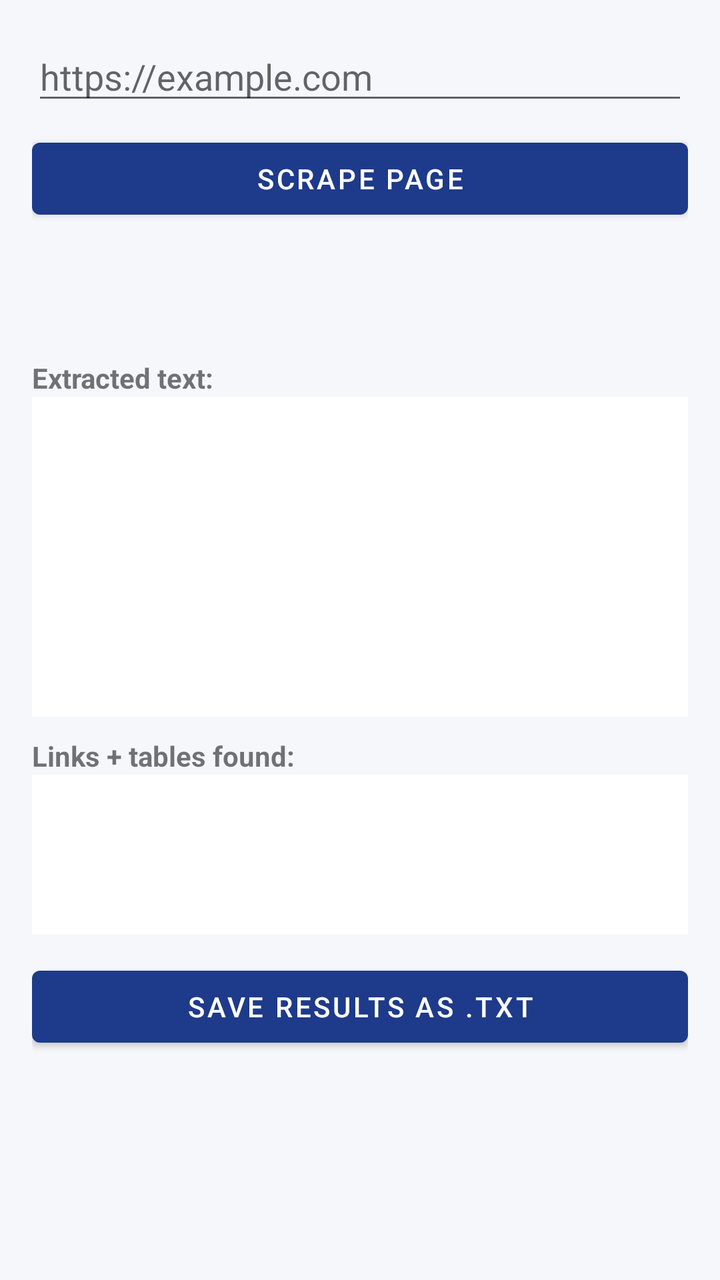
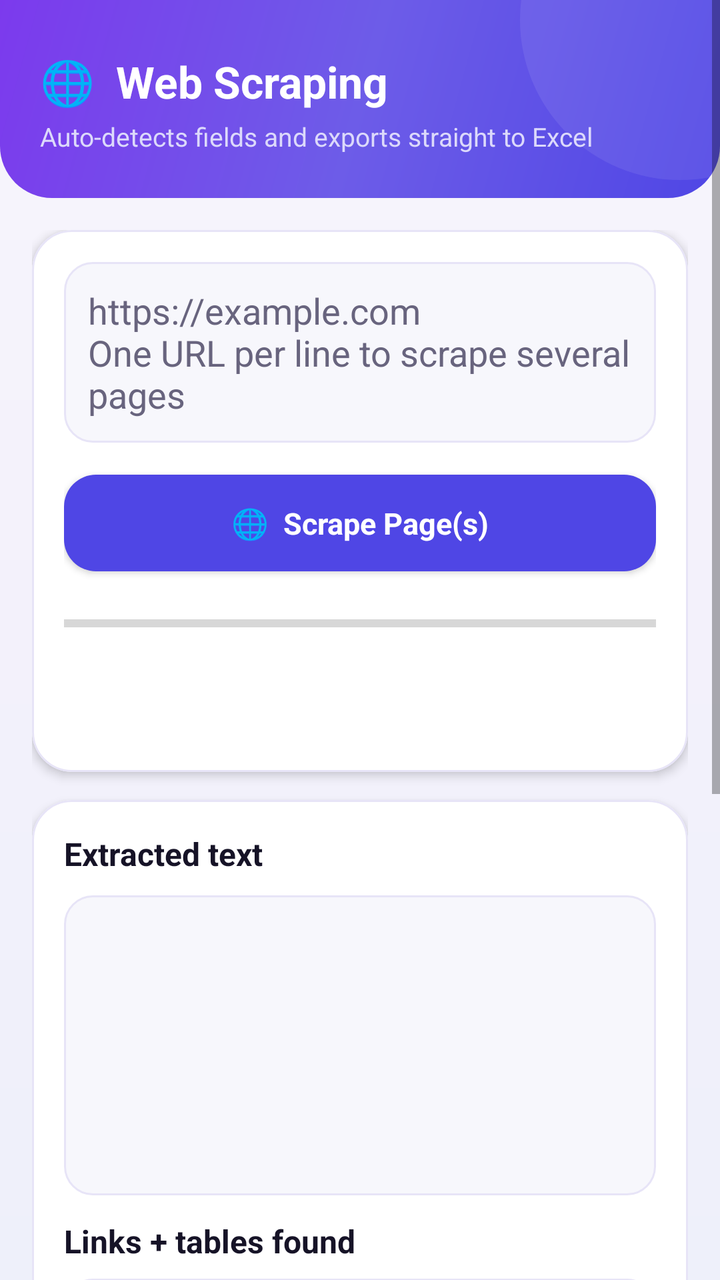

The first picture is an Android layout as it rendered before a commit; the second is the same layout after the commit. The layout source and the unified diff follow.
<!-- AndroidManifest.xml: application theme Theme.DataToolkit -->
<!-- res/layout/activity_web_scraping.xml -->
<?xml version="1.0" encoding="utf-8"?>
<ScrollView xmlns:android="http://schemas.android.com/apk/res/android"
    android:layout_width="match_parent"
    android:layout_height="match_parent"
    android:background="@color/background">

    <LinearLayout
        android:layout_width="match_parent"
        android:layout_height="wrap_content"
        android:orientation="vertical"
        android:padding="16dp">

        <EditText
            android:id="@+id/etUrl"
            android:layout_width="match_parent"
            android:layout_height="wrap_content"
            android:hint="https://example.com"
            android:inputType="textUri" />

        <com.google.android.material.button.MaterialButton
            android:id="@+id/btnScrape"
            android:layout_width="match_parent"
            android:layout_height="wrap_content"
            android:layout_marginTop="8dp"
            android:text="Scrape Page" />

        <TextView android:id="@+id/tvStatus" android:layout_width="match_parent" android:layout_height="wrap_content"
            android:layout_marginTop="10dp" android:textColor="@color/text_secondary" />

        <TextView android:id="@+id/tvTitle" android:layout_width="match_parent" android:layout_height="wrap_content"
            android:layout_marginTop="8dp" android:textStyle="bold" android:textColor="@color/text_primary" />

        <TextView android:layout_width="wrap_content" android:layout_height="wrap_content"
            android:layout_marginTop="10dp" android:text="Extracted text:" android:textStyle="bold" />
        <EditText
            android:id="@+id/etText"
            android:layout_width="match_parent"
            android:layout_height="160dp"
            android:background="@color/surface"
            android:gravity="top|start"
            android:inputType="textMultiLine"
            android:padding="10dp" />

        <TextView android:layout_width="wrap_content" android:layout_height="wrap_content"
            android:layout_marginTop="10dp" android:text="Links + tables found:" android:textStyle="bold" />
        <TextView
            android:id="@+id/tvLinks"
            android:layout_width="match_parent"
            android:layout_height="wrap_content"
            android:minHeight="80dp"
            android:background="@color/surface"
            android:fontFamily="monospace"
            android:padding="10dp"
            android:textSize="12sp" />

        <com.google.android.material.button.MaterialButton
            android:id="@+id/btnSave"
            android:layout_width="match_parent"
            android:layout_height="wrap_content"
            android:layout_marginTop="12dp"
            android:text="Save results as .txt" />

    </LinearLayout>
</ScrollView>
<!-- resources referenced by this layout -->
<resources>
  <color name="background">#F5F7FA</color>
  <color name="text_primary">#1A1A1A</color>
  <color name="text_secondary">#6B7280</color>
  <style name="Theme.DataToolkit" parent="Theme.MaterialComponents.DayNight.NoActionBar">
          <item name="colorPrimary">@color/primary</item>
          <item name="colorPrimaryDark">@color/primary_dark</item>
          <item name="colorAccent">@color/accent</item>
          <item name="android:windowBackground">@color/background</item>
          <item name="android:statusBarColor">@color/primary_dark</item>
      </style>
  <color name="primary">#1E3A8A</color>
  <color name="primary_dark">#152A63</color>
  <!-- unchanged entries left out for length: 2 -->
</resources>

<!-- the commit's change to res/layout/activity_web_scraping.xml (unified diff, before → after) -->
@@ -2,63 +2,131 @@
 <ScrollView xmlns:android="http://schemas.android.com/apk/res/android"
     android:layout_width="match_parent"
     android:layout_height="match_parent"
-    android:background="@color/background">
+    android:clipToPadding="false">
 
     <LinearLayout
         android:layout_width="match_parent"
         android:layout_height="wrap_content"
-        android:orientation="vertical"
-        android:padding="16dp">
+        android:orientation="vertical">
 
-        <EditText
-            android:id="@+id/etUrl"
+        <FrameLayout
             android:layout_width="match_parent"
             android:layout_height="wrap_content"
-            android:hint="https://example.com"
-            android:inputType="textUri" />
+            android:background="@drawable/bg_header_flat"
+            android:paddingStart="20dp" android:paddingEnd="20dp"
+            android:paddingTop="26dp" android:paddingBottom="22dp">
+            <LinearLayout android:layout_width="match_parent" android:layout_height="wrap_content" android:orientation="vertical">
+                <TextView android:layout_width="wrap_content" android:layout_height="wrap_content"
+                    android:text="🌐  Web Scraping" android:textColor="@color/text_on_primary" android:textSize="22sp" android:textStyle="bold" />
+                <TextView android:layout_width="wrap_content" android:layout_height="wrap_content" android:layout_marginTop="4dp"
+                    android:text="Auto-detects fields and exports straight to Excel" android:textColor="@color/text_on_primary_muted" android:textSize="13sp" />
+            </LinearLayout>
+        </FrameLayout>
 
-        <com.google.android.material.button.MaterialButton
-            android:id="@+id/btnScrape"
+        <LinearLayout
             android:layout_width="match_parent"
             android:layout_height="wrap_content"
-            android:layout_marginTop="8dp"
-            android:text="Scrape Page" />
+            android:orientation="vertical"
+            android:padding="16dp">
 
-        <TextView android:id="@+id/tvStatus" android:layout_width="match_parent" android:layout_height="wrap_content"
-            android:layout_marginTop="10dp" android:textColor="@color/text_secondary" />
+            <com.google.android.material.card.MaterialCardView style="@style/Widget.App.Card" android:layout_width="match_parent" android:layout_height="wrap_content" android:layout_marginBottom="14dp">
+                <LinearLayout android:layout_width="match_parent" android:layout_height="wrap_content" android:orientation="vertical">
+                    <EditText
+                        android:id="@+id/etUrl"
+                        android:layout_width="match_parent"
+                        android:layout_height="wrap_content"
+                        android:minLines="1"
+                        android:maxLines="5"
+                        android:background="@drawable/bg_input_field_focused"
+                        android:hint="https://example.com&#10;One URL per line to scrape several pages"
+                        android:textColorHint="@color/text_secondary"
+                        android:inputType="textUri|textMultiLine" />
 
-        <TextView android:id="@+id/tvTitle" android:layout_width="match_parent" android:layout_height="wrap_content"
-            android:layout_marginTop="8dp" android:textStyle="bold" android:textColor="@color/text_primary" />
+                    <com.google.android.material.button.MaterialButton
+                        android:id="@+id/btnScrape"
+                        style="@style/Widget.App.Button.Primary"
+                        android:layout_width="match_parent"
+                        android:layout_height="wrap_content"
+                        android:layout_marginTop="10dp"
+                        android:text="🌐  Scrape Page(s)" />
 
-        <TextView android:layout_width="wrap_content" android:layout_height="wrap_content"
-            android:layout_marginTop="10dp" android:text="Extracted text:" android:textStyle="bold" />
-        <EditText
-            android:id="@+id/etText"
-            android:layout_width="match_parent"
-            android:layout_height="160dp"
-            android:background="@color/surface"
-            android:gravity="top|start"
-            android:inputType="textMultiLine"
-            android:padding="10dp" />
+                    <ProgressBar
+                        android:id="@+id/progressBar"
+                        style="?android:attr/progressBarStyleHorizontal"
+                        android:layout_width="match_parent"
+                        android:layout_height="wrap_content"
+                        android:layout_marginTop="12dp"
+                        android:progressTint="@color/primary"
+                        android:max="100" />
 
-        <TextView android:layout_width="wrap_content" android:layout_height="wrap_content"
-            android:layout_marginTop="10dp" android:text="Links + tables found:" android:textStyle="bold" />
-        <TextView
-            android:id="@+id/tvLinks"
-            android:layout_width="match_parent"
-            android:layout_height="wrap_content"
-            android:minHeight="80dp"
-            android:background="@color/surface"
-            android:fontFamily="monospace"
-            android:padding="10dp"
-            android:textSize="12sp" />
+                    <TextView android:id="@+id/tvStatus" android:layout_width="match_parent" android:layout_height="wrap_content"
+                        android:layout_marginTop="10dp" android:textColor="@color/text_secondary" android:textSize="12.5sp" />
 
-        <com.google.android.material.button.MaterialButton
-            android:id="@+id/btnSave"
-            android:layout_width="match_parent"
-            android:layout_height="wrap_content"
-            android:layout_marginTop="12dp"
-            android:text="Save results as .txt" />
+                    <TextView android:id="@+id/tvTitle" android:layout_width="match_parent" android:layout_height="wrap_content"
+                        android:layout_marginTop="4dp" android:textStyle="bold" android:textColor="@color/text_primary" />
+                </LinearLayout>
+            </com.google.android.material.card.MaterialCardView>
 
+            <com.google.android.material.card.MaterialCardView style="@style/Widget.App.Card" android:layout_width="match_parent" android:layout_height="wrap_content" android:layout_marginBottom="14dp">
+                <LinearLayout android:layout_width="match_parent" android:layout_height="wrap_content" android:orientation="vertical">
+                    <TextView android:layout_width="wrap_content" android:layout_height="wrap_content"
+                        android:text="Extracted text" android:textAppearance="@style/TextAppearance.App.SectionTitle" />
+                    <EditText
+                        android:id="@+id/etText"
+                        android:layout_width="match_parent"
+                        android:layout_height="150dp"
+                        android:layout_marginTop="10dp"
+                        android:background="@drawable/bg_input_field_focused"
+                        android:gravity="top|start"
+                        android:textSize="13sp"
+                        android:inputType="textMultiLine" />
+
+                    <TextView android:layout_width="wrap_content" android:layout_height="wrap_content"
+                        android:layout_marginTop="12dp" android:text="Links + tables found" android:textAppearance="@style/TextAppearance.App.SectionTitle" />
+                    <TextView
+                        android:id="@+id/tvLinks"
+                        android:layout_width="match_parent"
+                        android:layout_height="wrap_content"
+                        android:layout_marginTop="8dp"
+                        android:minHeight="80dp"
+                        android:background="@drawable/bg_input_field"
+                        android:fontFamily="monospace"
+                        android:textSize="12sp" />
+                </LinearLayout>
+            </com.google.android.material.card.MaterialCardView>
+
+            <com.google.android.material.card.MaterialCardView style="@style/Widget.App.Card" android:layout_width="match_parent" android:layout_height="wrap_content" android:layout_marginBottom="14dp">
+                <LinearLayout android:layout_width="match_parent" android:layout_height="wrap_content" android:orientation="vertical">
+                    <TextView android:layout_width="wrap_content" android:layout_height="wrap_content"
+                        android:text="Auto-detected items" android:textAppearance="@style/TextAppearance.App.SectionTitle" />
+                    <TextView
+                        android:id="@+id/tvItemsPreview"
+                        android:layout_width="match_parent"
+                        android:layout_height="wrap_content"
+                        android:layout_marginTop="8dp"
+                        android:minHeight="60dp"
+                        android:background="@drawable/bg_input_field"
+                        android:fontFamily="monospace"
+                        android:textSize="12sp" />
+                </LinearLayout>
+            </com.google.android.material.card.MaterialCardView>
+
+            <com.google.android.material.button.MaterialButton
+                android:id="@+id/btnSaveXlsx"
+                style="@style/Widget.App.Button.Primary"
+                android:layout_width="match_parent"
+                android:layout_height="wrap_content"
+                android:layout_marginBottom="10dp"
+                android:enabled="false"
+                android:text="📊  Save As… (.xlsx)" />
+
+            <com.google.android.material.button.MaterialButton
+                android:id="@+id/btnSave"
+                style="@style/Widget.App.Button.Outlined"
+                android:layout_width="match_parent"
+                android:layout_height="wrap_content"
+                android:text="💾  Save As… (.txt)" />
+
+        </LinearLayout>
     </LinearLayout>
 </ScrollView>
<!-- resource entries referenced after the edit -->
@@ -1,17 +1,136 @@
 <!-- resources referenced by this layout -->
 <resources>
-  <color name="background">#F5F7FA</color>
-  <color name="text_primary">#1A1A1A</color>
-  <color name="text_secondary">#6B7280</color>
+  <color name="background">#F3F1FB</color>
+  <color name="text_primary">#161327</color>
+  <color name="text_secondary">#68647E</color>
+  <!-- drawable bg_header_flat (drawable) -->
+  <?xml version="1.0" encoding="utf-8"?>
+  <layer-list xmlns:android="http://schemas.android.com/apk/res/android">
+      <item>
+          <shape android:shape="rectangle">
+              <corners android:bottomLeftRadius="26dp" android:bottomRightRadius="26dp" />
+              <gradient
+                  android:type="linear"
+                  android:angle="135"
+                  android:startColor="@color/gradient_start"
+                  android:centerColor="@color/gradient_mid"
+                  android:endColor="@color/gradient_end" />
+          </shape>
+      </item>
+      <item android:gravity="top|end" android:width="160dp" android:height="160dp" android:top="-70dp" android:end="-60dp">
+          <shape android:shape="oval">
+              <solid android:color="#14FFFFFF" />
+          </shape>
+      </item>
+  </layer-list>
+  <!-- drawable bg_input_field (drawable) -->
+  <?xml version="1.0" encoding="utf-8"?>
+  <shape xmlns:android="http://schemas.android.com/apk/res/android" android:shape="rectangle">
+      <solid android:color="@color/surface_muted" />
+      <stroke android:width="1dp" android:color="@color/stroke" />
+      <corners android:radius="14dp" />
+      <padding android:left="12dp" android:top="12dp" android:right="12dp" android:bottom="12dp" />
+  </shape>
+  <!-- drawable bg_input_field_focused (drawable) -->
+  <?xml version="1.0" encoding="utf-8"?>
+  <selector xmlns:android="http://schemas.android.com/apk/res/android">
+      <item android:state_focused="true">
+          <shape android:shape="rectangle">
+              <solid android:color="@color/surface" />
+              <stroke android:width="1.5dp" android:color="@color/primary" />
+              <corners android:radius="14dp" />
+              <padding android:left="12dp" android:top="12dp" android:right="12dp" android:bottom="12dp" />
+          </shape>
+      </item>
+      <item>
+          <shape android:shape="rectangle">
+              <solid android:color="@color/surface_muted" />
+              <stroke android:width="1dp" android:color="@color/stroke" />
+              <corners android:radius="14dp" />
+              <padding android:left="12dp" android:top="12dp" android:right="12dp" android:bottom="12dp" />
+          </shape>
+      </item>
+  </selector>
+  <style name="TextAppearance.App.SectionTitle">
+          <item name="android:textColor">@color/text_primary</item>
+          <item name="android:textStyle">bold</item>
+          <item name="android:textSize">16sp</item>
+      </style>
+  <style name="Widget.App.Button.Outlined" parent="Widget.MaterialComponents.Button.OutlinedButton">
+          <item name="strokeColor">@color/stroke</item>
+          <item name="strokeWidth">1.5dp</item>
+          <item name="cornerRadius">16dp</item>
+          <item name="android:textColor">@color/text_primary</item>
+          <item name="android:textAllCaps">false</item>
+          <item name="android:textStyle">bold</item>
+          <item name="android:textSize">15sp</item>
+          <item name="android:paddingTop">14dp</item>
+          <item name="android:paddingBottom">14dp</item>
+          <item name="rippleColor">@color/icon_chip_bg</item>
+          <item name="android:paddingStart">18dp</item>
+          <item name="android:paddingEnd">18dp</item>
+      </style>
+  <style name="Widget.App.Button.Primary" parent="Widget.MaterialComponents.Button">
+          <item name="backgroundTint">@color/primary</item>
+          <item name="cornerRadius">16dp</item>
+          <item name="android:textAllCaps">false</item>
+          <item name="android:textStyle">bold</item>
+          <item name="android:textSize">15sp</item>
+          <item name="android:letterSpacing">0</item>
+          <item name="android:paddingTop">14dp</item>
+          <item name="android:paddingBottom">14dp</item>
+          <item name="rippleColor">@color/ripple_on_primary</item>
+          <item name="elevation">2dp</item>
+      </style>
+  <style name="Widget.App.Card" parent="Widget.MaterialComponents.CardView">
+          <item name="cardCornerRadius">20dp</item>
+          <item name="cardElevation">3dp</item>
+          <item name="cardBackgroundColor">@color/surface</item>
+          <item name="strokeColor">@color/stroke</item>
+          <item name="strokeWidth">1dp</item>
+          <item name="contentPadding">16dp</item>
+          <item name="rippleColor">@color/icon_chip_bg</item>
+      </style>
   <style name="Theme.DataToolkit" parent="Theme.MaterialComponents.DayNight.NoActionBar">
           <item name="colorPrimary">@color/primary</item>
           <item name="colorPrimaryDark">@color/primary_dark</item>
+          <item name="colorPrimaryVariant">@color/secondary</item>
           <item name="colorAccent">@color/accent</item>
-          <item name="android:windowBackground">@color/background</item>
-          <item name="android:statusBarColor">@color/primary_dark</item>
+          <item name="colorSecondary">@color/secondary</item>
+          <item name="colorOnPrimary">@color/text_on_primary</item>
+          <item name="android:windowBackground">@drawable/bg_app_gradient</item>
+          <item name="android:statusBarColor">@color/gradient_start</item>
+          <item name="android:navigationBarColor">@color/background</item>
+          <item name="android:windowLightStatusBar" tools:targetApi="23">false</item>
+          <item name="materialButtonStyle">@style/Widget.App.Button.Primary</item>
+          <item name="android:fontFamily">sans-serif</item>
       </style>
-  <color name="primary">#1E3A8A</color>
-  <color name="primary_dark">#152A63</color>
+  <color name="gradient_start">#4F46E5</color>
+  <color name="gradient_mid">#6D5CE8</color>
+  <color name="gradient_end">#7C3AED</color>
+  <color name="surface_muted">#F7F7FC</color>
+  <color name="stroke">#E7E4F7</color>
+  <color name="icon_chip_bg">#EDE9FE</color>
+  <color name="ripple_on_primary">#33FFFFFF</color>
+  <color name="primary">#4F46E5</color>
+  <color name="text_on_primary">#FFFFFF</color>
+  <color name="text_on_primary_muted">#DCD9FB</color>
+  <color name="primary_dark">#3730A3</color>
+  <color name="secondary">#7C3AED</color>
+  <!-- drawable bg_app_gradient (drawable) -->
+  <?xml version="1.0" encoding="utf-8"?>
+  <layer-list xmlns:android="http://schemas.android.com/apk/res/android">
+      <item>
+          <shape android:shape="rectangle">
+              <gradient
+                  android:type="linear"
+                  android:angle="90"
+                  android:startColor="#EEF0FA"
+                  android:centerColor="#F3F1FB"
+                  android:endColor="#F7F5FC" />
+          </shape>
+      </item>
+  </layer-list>
   <!-- unchanged entries left out for length: 2 -->
 </resources>
 
